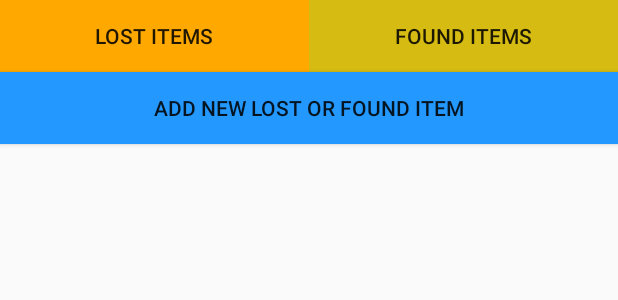
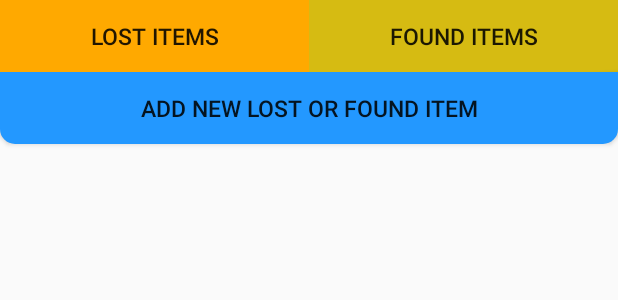
Before and after one commit to aloyanareg/FindIt, an Android app: the layout activity_lost_found.xml on its own in the app's theme, with its tools: preview values and no code run, on a phone screen of 412 x 824 dp. Shown: the top 300 px of the screen. Run offline under Robolectric (Android 15) with nearby library versions, the light colour scheme and no system bars.

Commit message:
commmit3

```diff
--- a/FindIt/app/src/main/AndroidManifest.xml
+++ b/FindIt/app/src/main/AndroidManifest.xml
@@ -3,7 +3,7 @@
     xmlns:tools="http://schemas.android.com/tools">
 
     <uses-permission android:name="android.permission.INTERNET" />
-
+    <uses-permission android:name="android.permission.ACCESS_NETWORK_STATE" />
     <application
         android:allowBackup="true"
         android:dataExtractionRules="@xml/data_extraction_rules"
--- a/FindIt/app/src/main/res/drawable/new_item_button.xml
+++ b/FindIt/app/src/main/res/drawable/new_item_button.xml
@@ -1,4 +1,8 @@
 <?xml version="1.0" encoding="utf-8"?>
 <shape xmlns:android="http://schemas.android.com/apk/res/android">
     <solid android:color="#2398FF"/>
+    <corners android:topLeftRadius="0dp"
+        android:topRightRadius="0dp"
+        android:bottomLeftRadius="10dp"
+        android:bottomRightRadius="10dp"/>
 </shape>
--- a/FindIt/app/src/main/res/drawable/rls_background.xml
+++ b/FindIt/app/src/main/res/drawable/rls_background.xml
@@ -1,5 +1,5 @@
 <?xml version="1.0" encoding="utf-8"?>
 <shape xmlns:android="http://schemas.android.com/apk/res/android">
     <solid android:color="#E1B04F"/>
-    <corners android:radius="7dp" />
+    <corners android:radius="20dp" />
 </shape>
--- a/FindIt/app/src/main/res/layout/activity_lost_found.xml
+++ b/FindIt/app/src/main/res/layout/activity_lost_found.xml
@@ -19,12 +19,14 @@
             android:layout_width="0dp"
             android:layout_height="wrap_content"
             android:layout_weight="1"
+            android:textSize="15sp"
             android:background="@drawable/lost_found_buttons_clicked"
             android:text="@string/lost_button_hint"/>
 
         <androidx.appcompat.widget.AppCompatButton
             android:id="@+id/found_button"
             android:layout_width="0dp"
+            android:textSize="15sp"
             android:layout_height="wrap_content"
             android:layout_weight="1"
             android:background="@drawable/lost_found_buttons"
@@ -36,15 +38,22 @@
         android:layout_height="wrap_content"
         android:text="@string/new_item_button"
         android:background="@drawable/new_item_button"
+        android:textSize="15sp"
         app:layout_constraintTop_toBottomOf="@+id/header_buttons" />
 
-    <LinearLayout
-        android:id="@+id/all_items"
-        android:layout_width="wrap_content"
+    <ScrollView
+        android:layout_width="match_parent"
         android:layout_height="wrap_content"
         app:layout_constraintEnd_toEndOf="parent"
         app:layout_constraintStart_toStartOf="parent"
-        app:layout_constraintTop_toBottomOf="@+id/new_item_button">
+        app:layout_constraintTop_toBottomOf="@+id/new_item_button"
+        android:orientation="vertical">
+        <LinearLayout
+            android:id="@+id/all_items"
+            android:layout_width="match_parent"
+            android:layout_height="wrap_content"
+            android:orientation="vertical">
 
-    </LinearLayout>
+        </LinearLayout>
+    </ScrollView>
 </androidx.constraintlayout.widget.ConstraintLayout>
--- a/FindIt/app/src/main/res/layout/fragment_lost.xml
+++ b/FindIt/app/src/main/res/layout/fragment_lost.xml
@@ -4,10 +4,4 @@
     android:layout_width="match_parent"
     android:layout_height="match_parent"
     tools:context=".LostFragment">
-    <ScrollView
-        android:id="@+id/all_items"
-        android:layout_width="wrap_content"
-        android:layout_height="wrap_content">
-
-    </ScrollView>
 </FrameLayout>
```
Also changed, not shown: FindIt/app/src/main/java/com/samsung/findit/FoundFragment.java (+79 -78 lines), FindIt/app/src/main/java/com/samsung/findit/LoginActivity.java (+7 -11 lines), FindIt/app/src/main/java/com/samsung/findit/LostFoundActivity.java (+5 -3 lines), FindIt/app/src/main/java/com/samsung/findit/LostFragment.java (+79 -78 lines), FindIt/app/src/main/res/layout/fragment_found.xml (+0 -7 lines).
